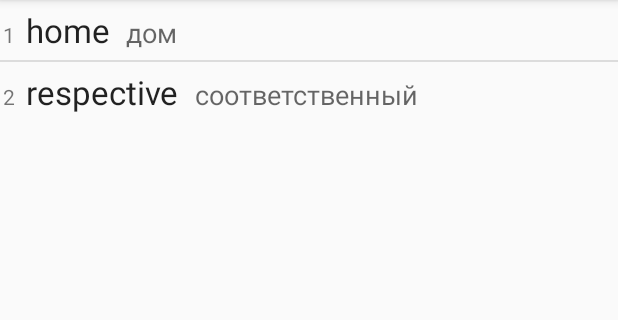
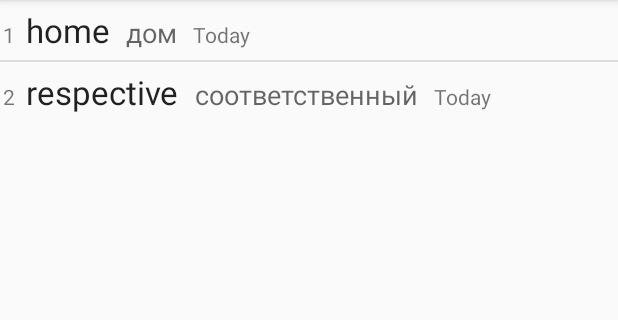
Before and after one commit to EgorCheh/MyDictionary, an Android app: the StudyWords screen opened directly, with no data from a screen before it, on a phone screen of 412 x 824 dp, the part 84-404 px from its top. Run offline under Robolectric (Android 15) with nearby library versions, the phone set to English and light mode, and no system bars.

Commit message:
fixed StudyWords and training

```diff
--- a/app/src/main/java/com/example/cheho/mydictionary/StudyWords.java
+++ b/app/src/main/java/com/example/cheho/mydictionary/StudyWords.java
@@ -51,6 +51,9 @@ public class StudyWords extends AppCompatActivity {
             word.put("ID",  cursor.getString(0));
             word.put("word",  cursor.getString(1));
             word.put("translation",  cursor.getString(2));
+            if(cursor.getInt(4)<1)
+            word.put("day",  "Today");
+            else word.put("day",  cursor.getString(4)+" Days");
             Log.d(LOG_TAG, "_"+word+" "+cursor.getString(3)+" "+cursor.getString(4) );
             words.add(word);
             cursor.moveToNext();
@@ -58,8 +61,8 @@ public class StudyWords extends AppCompatActivity {
         cursor.close();
 
 
-        String[] from = {"ID", "word",  "translation"};
-        int[] to = {R.id.itemTvID, R.id.itemTvWord, R.id.itemTvTranslation};
+        String[] from = {"ID", "word",  "translation","day"};
+        int[] to = {R.id.itemTvID, R.id.itemTvWord, R.id.itemTvTranslation,R.id.itemTvDay};
 
         SimpleAdapter adapter = new SimpleAdapter(this, words, R.layout.adapter_item, from, to);
         ListView listView = (ListView) findViewById(R.id.lvStudy);
--- a/app/src/main/res/layout/adapter_item.xml
+++ b/app/src/main/res/layout/adapter_item.xml
@@ -27,5 +27,11 @@
         android:padding="5dp"
         android:textAppearance="?android:attr/textAppearanceMedium" />
 
+    <TextView
+        android:id="@+id/itemTvDay"
+        android:layout_width="wrap_content"
+        android:layout_height="wrap_content"
+        android:padding="5dp" />
+
 
 </LinearLayout>
```
Also changed, not shown: app/src/main/java/com/example/cheho/mydictionary/Training.java (+39 -19 lines), app/src/main/java/com/example/cheho/mydictionary/Word.java (added, +41 -0 lines).
